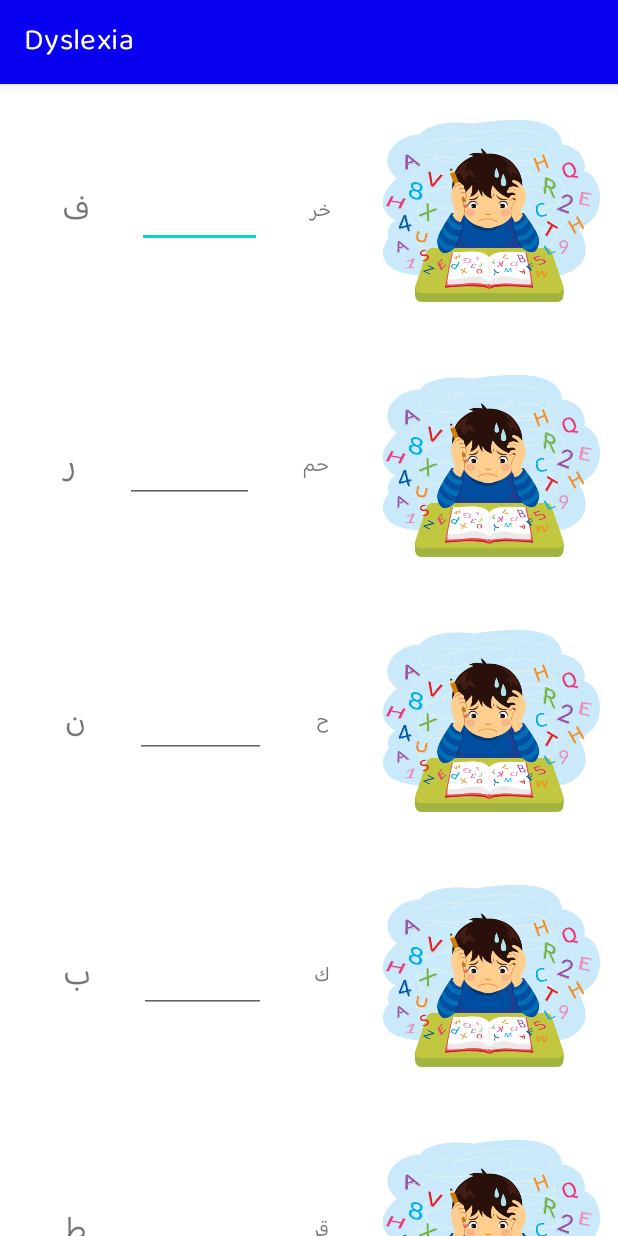
After one commit to momenrollins/Dyslexia, an Android app: the Level1Activity screen opened directly, with no data from a screen before it, on a phone screen of 412 x 824 dp. The commit adds this screen. Run offline under Robolectric (Android 15) with nearby library versions, the phone set to English and light mode, and no system bars.

Commit message:
level1 H-V1.1

```diff
--- a/app/src/main/AndroidManifest.xml
+++ b/app/src/main/AndroidManifest.xml
@@ -12,6 +12,9 @@
         android:supportsRtl="true"
         android:theme="@style/Theme.Dyslexia">
         <activity
+            android:name=".Level1Activity"
+            android:exported="false" />
+        <activity
             android:name=".BoardingActivity"
             android:exported="true">
             <intent-filter>
@@ -22,7 +25,7 @@
         </activity>
         <activity
             android:name=".MainActivity"
-            android:exported="false"></activity>
+            android:exported="false" />
     </application>
 
 </manifest>
--- /dev/null
+++ b/app/src/main/java/com/momen/dyslexia/Level1Activity.java
@@ -0,0 +1,37 @@
+package com.momen.dyslexia;
+
+import android.os.Bundle;
+
+import androidx.appcompat.app.AppCompatActivity;
+import androidx.recyclerview.widget.LinearLayoutManager;
+import androidx.recyclerview.widget.RecyclerView;
+
+import java.util.ArrayList;
+
+public class Level1Activity extends AppCompatActivity {
+
+    private RecyclerView rvLevel1;
+    private Level1Adapter adapter;
+    ArrayList<Level_1Model>level_1ModelsList= new ArrayList();
+
+    @Override
+    protected void onCreate(Bundle savedInstanceState) {
+        super.onCreate(savedInstanceState);
+        setContentView(R.layout.activity_level1);
+        initView();
+        level_1ModelsList.add(new Level_1Model(R.drawable.vector,"خر","ف"));
+        level_1ModelsList.add(new Level_1Model(R.drawable.vector,"حم","ر"));
+        level_1ModelsList.add(new Level_1Model(R.drawable.vector,"ح","ن"));
+        level_1ModelsList.add(new Level_1Model(R.drawable.vector,"ك","ب"));
+        level_1ModelsList.add(new Level_1Model(R.drawable.vector,"قر","ط"));
+        rvLevel1.setLayoutManager(new LinearLayoutManager(this));
+        adapter=new Level1Adapter(level_1ModelsList);
+        rvLevel1.setAdapter(adapter);
+    }
+
+    private void initView() {
+        rvLevel1 = (RecyclerView) findViewById(R.id.rv_level1);
+
+
+    }
+}
--- /dev/null
+++ b/app/src/main/java/com/momen/dyslexia/Level1Adapter.java
@@ -0,0 +1,67 @@
+package com.momen.dyslexia;
+
+import android.view.LayoutInflater;
+import android.view.View;
+import android.view.ViewGroup;
+import android.widget.EditText;
+import android.widget.ImageView;
+import android.widget.TextView;
+
+import androidx.annotation.NonNull;
+import androidx.recyclerview.widget.RecyclerView;
+
+import java.util.ArrayList;
+import java.util.List;
+
+public class Level1Adapter extends RecyclerView.Adapter<Level1Adapter.ViewHolderLevel> {
+
+    ArrayList<Level_1Model> level_1ModelList;
+
+    public Level1Adapter(ArrayList<Level_1Model> level_1ModelsList) {
+        this.level_1ModelList=level_1ModelsList;
+    }
+
+
+    @NonNull
+    @Override
+    public ViewHolderLevel onCreateViewHolder(@NonNull ViewGroup parent, int viewType) {
+
+
+        return new ViewHolderLevel(LayoutInflater.from(parent.getContext()).inflate(
+                R.layout.level_1_item, parent, false
+        ));
+    }
+
+    @Override
+    public void onBindViewHolder(@NonNull ViewHolderLevel holder, int position) {
+
+        holder.ivWord.setImageResource(level_1ModelList.get(position).image);
+        holder.firstWord.setText(level_1ModelList.get(position).firstLetter);
+        holder.secandWord.setText(level_1ModelList.get(position).lastLetter);
+    }
+
+    @Override
+    public int getItemCount() {
+        return level_1ModelList.size();
+    }
+
+
+
+    public class ViewHolderLevel extends RecyclerView.ViewHolder {
+        private TextView secandWord;
+        private EditText letter;
+        private TextView firstWord;
+        private ImageView ivWord;
+
+        public ViewHolderLevel(@NonNull View itemView) {
+            super(itemView);
+            initView(itemView);
+        }
+        private void initView(View view) {
+            secandWord = (TextView)view. findViewById(R.id.secand_word);
+            letter = (EditText)view. findViewById(R.id.letter);
+            firstWord = (TextView)view. findViewById(R.id.first_word);
+            ivWord = (ImageView) view.findViewById(R.id.iv_word);
+        }
+    }
+}
--- /dev/null
+++ b/app/src/main/java/com/momen/dyslexia/Level_1Model.java
@@ -0,0 +1,18 @@
+package com.momen.dyslexia;
+
+import android.widget.ImageView;
+
+public class Level_1Model {
+    int image;
+    String firstLetter;
+    String lastLetter;
+
+    public Level_1Model(int image, String firstLetter, String lastLetter) {
+        this.image = image;
+        this.firstLetter = firstLetter;
+        this.lastLetter = lastLetter;
+    }
+
+    public Level_1Model() {
+    }
+}
--- a/app/src/main/java/com/momen/dyslexia/MainActivity.java
+++ b/app/src/main/java/com/momen/dyslexia/MainActivity.java
@@ -79,4 +79,7 @@ public class MainActivity extends AppCompatActivity {
     }
 
 
+    public void Go_To_Leve_1(View view) {
+        startActivity(new Intent(getApplicationContext(), Level1Activity.class));
+    }
 }
--- /dev/null
+++ b/app/src/main/res/layout/activity_level1.xml
@@ -0,0 +1,15 @@
+<?xml version="1.0" encoding="utf-8"?>
+<LinearLayout xmlns:android="http://schemas.android.com/apk/res/android"
+    xmlns:app="http://schemas.android.com/apk/res-auto"
+    xmlns:tools="http://schemas.android.com/tools"
+    android:layout_width="match_parent"
+    android:layout_height="match_parent"
+    tools:context=".Level1Activity">
+
+
+    <androidx.recyclerview.widget.RecyclerView
+        android:layout_width="match_parent"
+        android:layout_height="match_parent"
+        android:id="@+id/rv_level1"
+        tools:listitem="@layout/level_1_item"/>
+</LinearLayout>
--- a/app/src/main/res/layout/activity_main.xml
+++ b/app/src/main/res/layout/activity_main.xml
@@ -43,5 +43,11 @@
         android:textSize="18sp"
         app:layout_constraintRight_toRightOf="parent"
         app:layout_constraintTop_toTopOf="parent" />
+    <Button
+        android:layout_width="wrap_content"
+        android:layout_height="wrap_content"
+        android:text="Level 1"
+
+        android:onClick="Go_To_Leve_1"/>
 
 </LinearLayout>
--- /dev/null
+++ b/app/src/main/res/layout/level_1_item.xml
@@ -0,0 +1,40 @@
+<?xml version="1.0" encoding="utf-8"?>
+<LinearLayout xmlns:android="http://schemas.android.com/apk/res/android"
+    android:layout_width="match_parent"
+    android:layout_height="wrap_content"
+    android:orientation="horizontal"
+    android:layout_weight="4"
+    android:gravity="center"
+    android:padding="10dp"
+    >
+
+    <TextView
+        android:id="@+id/secand_word"
+        android:gravity="center"
+        android:layout_weight="1"
+        android:layout_width="wrap_content"
+        android:layout_height="wrap_content"
+        android:text="ف"
+        android:textSize="22sp" />
+    <EditText
+        android:id="@+id/letter"
+        android:gravity="center"
+        android:layout_weight="1"
+        android:layout_width="wrap_content"
+        android:layout_height="wrap_content"
+        />
+    <TextView
+        android:id="@+id/first_word"
+        android:gravity="center"
+        android:layout_weight="1"
+        android:layout_width="wrap_content"
+        android:layout_height="wrap_content"
+        android:text="خر"/>
+    <ImageView
+        android:id="@+id/iv_word"
+        android:layout_width="150dp"
+        android:layout_height="150dp"
+        android:src="@drawable/vector" />
+
+
+</LinearLayout>
```
